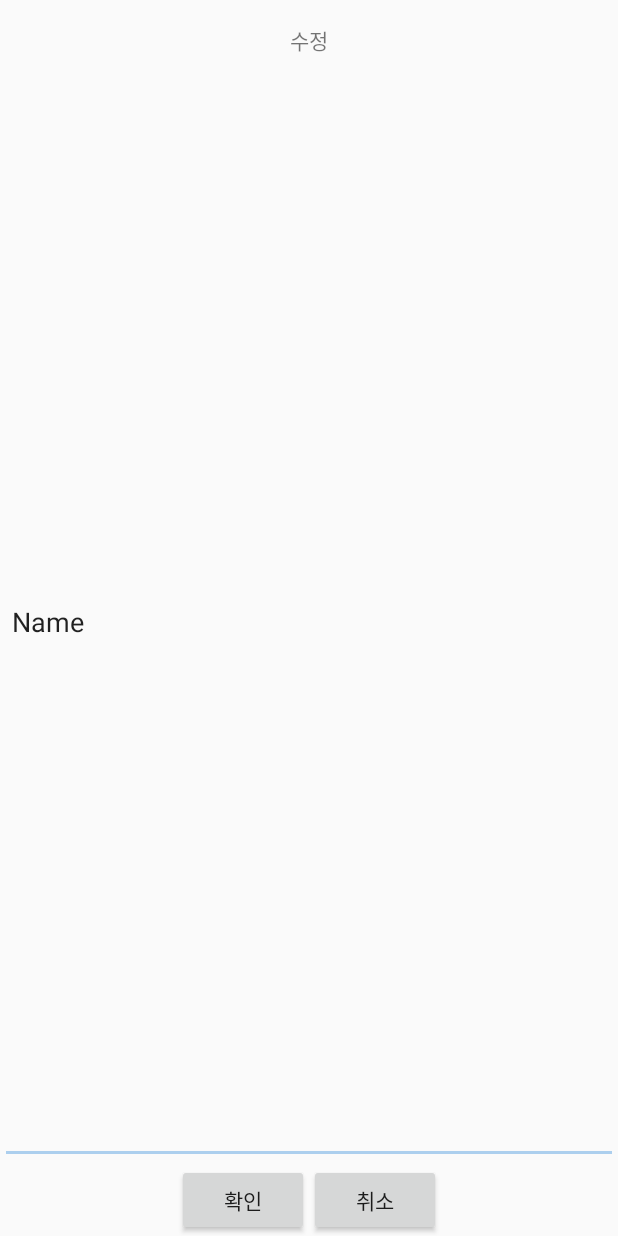
After one commit to wangseop/KotlinChat, an Android app: the layout activity_chat_detail_edit.xml on its own in the app's theme, with its tools: preview values and no code run, on a phone screen of 412 x 824 dp. The commit adds this screen. Run offline under Robolectric (Android 15) with nearby library versions, the phone set to English and light mode, and no system bars.

Commit message:
Q / A 세트 Swipe 기능 및 수정 기능 구현(수정 activity 통해서 수정)

```diff
--- a/app/src/main/AndroidManifest.xml
+++ b/app/src/main/AndroidManifest.xml
@@ -12,10 +12,8 @@
         android:roundIcon="@mipmap/ic_launcher_round"
         android:supportsRtl="true"
         android:theme="@style/AppTheme">
-        <activity android:name=".activity.ChatDetailEditAcitivity"></activity>
-        <activity
-            android:name=".activity.ChatDetailPopUpActivity"
-            android:theme="@style/Widget.AppCompat.Light.PopupMenu" />
+        <activity android:name=".activity.ChatDetailEditActivity"></activity>
+        <activity android:name=".activity.ChatDetailPopUpActivity" />
         <activity android:name=".activity.ChatDetailActivity" />
         <activity android:name=".activity.ChatSelectActivity" />
         <activity android:name=".activity.LatestMessagesActivity" />
--- /dev/null
+++ b/app/src/main/res/layout/activity_chat_detail_edit.xml
@@ -0,0 +1,57 @@
+<?xml version="1.0" encoding="utf-8"?>
+<androidx.constraintlayout.widget.ConstraintLayout xmlns:android="http://schemas.android.com/apk/res/android"
+    xmlns:app="http://schemas.android.com/apk/res-auto"
+    xmlns:tools="http://schemas.android.com/tools"
+    android:layout_width="match_parent"
+    android:layout_height="match_parent"
+    tools:context=".activity.ChatDetailEditActivity">
+
+    <TextView
+        android:id="@+id/chat_detail_edit_title"
+        android:layout_width="match_parent"
+        android:layout_height="wrap_content"
+        android:layout_margin="8dp"
+        android:padding="8dp"
+        android:text="수정"
+        android:textAlignment="center"
+        app:layout_constraintBottom_toTopOf="@id/chat_detail_edit_context"
+        app:layout_constraintEnd_toEndOf="parent"
+        app:layout_constraintStart_toStartOf="parent"
+        app:layout_constraintTop_toTopOf="parent" />
+
+    <EditText
+        android:id="@+id/chat_detail_edit_context"
+        android:layout_width="match_parent"
+        android:layout_height="0dp"
+        android:ems="10"
+        android:inputType="textPersonName"
+        android:padding="8dp"
+        android:text="Name"
+        app:layout_constraintBottom_toTopOf="@id/chat_detail_edit_set_btn"
+        app:layout_constraintEnd_toEndOf="parent"
+        app:layout_constraintStart_toStartOf="parent"
+        app:layout_constraintTop_toBottomOf="@id/chat_detail_edit_title"/>
+    <LinearLayout
+        android:id="@+id/chat_detail_edit_set_btn"
+        android:layout_width="wrap_content"
+        android:layout_height="wrap_content"
+        android:orientation="horizontal"
+        app:layout_constraintTop_toBottomOf="@id/chat_detail_edit_context"
+        app:layout_constraintStart_toStartOf="parent"
+        app:layout_constraintEnd_toEndOf="parent"
+        app:layout_constraintBottom_toBottomOf="parent">
+
+        <Button
+            android:id="@+id/chat_detail_edit_confirm_btn"
+            android:layout_width="wrap_content"
+            android:layout_height="wrap_content"
+            android:text="확인" />
+
+        <Button
+            android:id="@+id/chat_detail_edit_cancel_btn"
+            android:layout_width="wrap_content"
+            android:layout_height="wrap_content"
+            android:text="취소" />
+    </LinearLayout>
+
+</androidx.constraintlayout.widget.ConstraintLayout>
```
Also changed, not shown: app/src/main/java/com/example/kotlinchat/activity/ChatDetailActivity.kt (+28 -2 lines), app/src/main/java/com/example/kotlinchat/activity/ChatDetailEditAcitivity.kt (deleted, +0 -13 lines), app/src/main/java/com/example/kotlinchat/activity/ChatDetailEditActivity.kt (added, +64 -0 lines), app/src/main/res/layout/activity_chat_detail_edit_acitivity.xml (deleted, +0 -9 lines).
